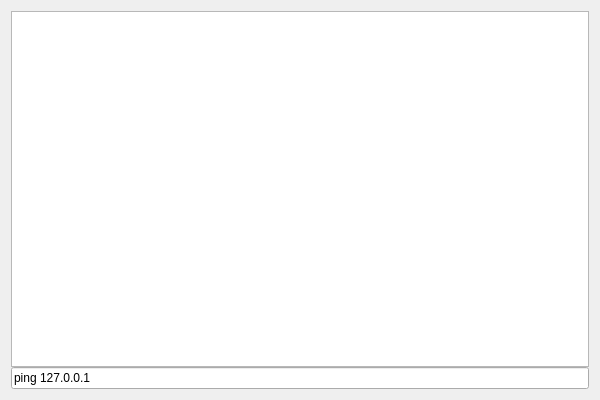
The window that NoobCMD/NoobCMD.ui (MonogatariL/NoobCMD-QProcess-Demo) describes before a commit, drawn with Qt 5.
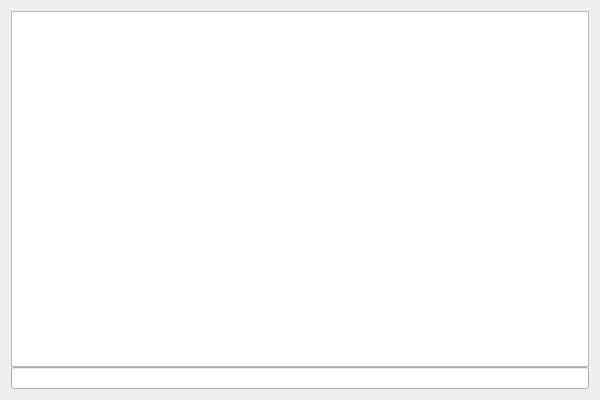
The same window after the commit. Custom widgets are drawn as their Qt base class.

```diff
--- a/NoobCMD/NoobCMD.ui
+++ b/NoobCMD/NoobCMD.ui
@@ -26,10 +26,13 @@
    </item>
    <item>
     <layout class="QHBoxLayout" name="horizontalLayout">
+     <property name="spacing">
+      <number>0</number>
+     </property>
      <item>
       <widget class="LineEditModify" name="LE_Command">
        <property name="text">
-        <string>ping 127.0.0.1</string>
+        <string/>
        </property>
       </widget>
      </item>
```
